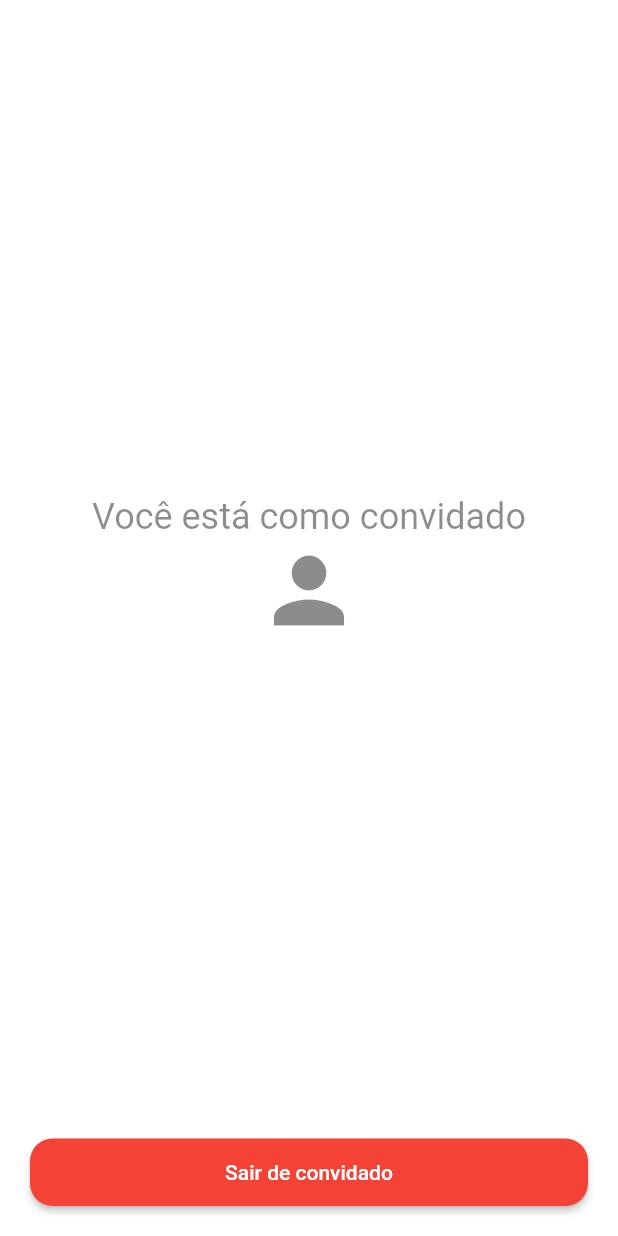
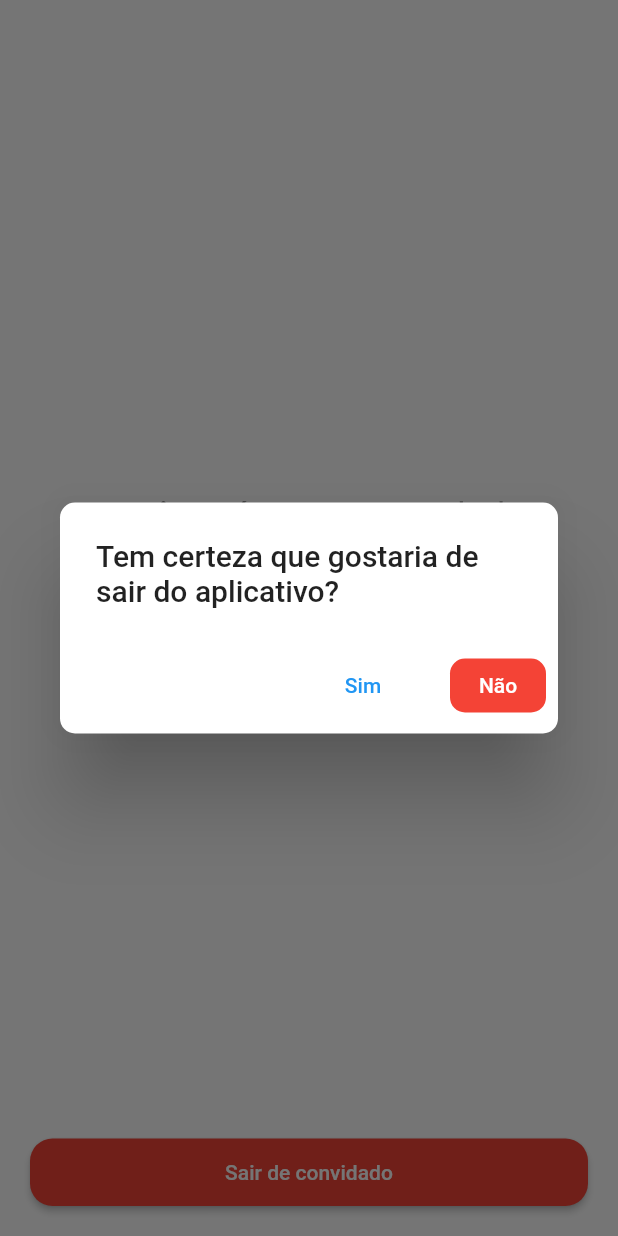
Before and after one commit to EduardoGomesSa/mytodolist, a Flutter app: the GuestPage widget shown alone on an empty page, opened directly, after a tap on "Sair de convidado", on a phone screen of 412 x 824 dp. Run offline on Flutter 3.47's test engine with Material 3 defaults, Android fonts, the phone set to English and light mode, and no system bars; our stand-ins replace dio, fl_chart, fluttertoast, get, internet_connection_checker_plus, shared_preferences and 1 more; accounts and stored records are empty.

Commit message:
feat: :sparkles: método de sair no modo convidado funcionando

```diff
--- a/lib/src/pages/profile/guest_page.dart
+++ b/lib/src/pages/profile/guest_page.dart
@@ -1,4 +1,7 @@
 import 'package:flutter/material.dart';
+import 'package:get/get.dart';
+import 'package:mytodolist/src/controllers/auth_controller.dart';
+import 'package:mytodolist/src/core/functions/logout_function.dart';
 
 class GuestPage extends StatelessWidget {
   const GuestPage({
@@ -12,6 +15,42 @@ class GuestPage extends StatelessWidget {
 
   @override
   Widget build(BuildContext context) {
+    final controller = Get.find<AuthController>();
+
+    logoutConfirmation() {
+      return showDialog(
+          context: context,
+          builder: (context) {
+            return AlertDialog(
+              shape: RoundedRectangleBorder(
+                  borderRadius: BorderRadius.circular(10)),
+              title:
+                  const Text("Tem certeza que gostaria de sair do aplicativo?"),
+              actions: [
+                TextButton(
+                  onPressed: () {
+                    Navigator.of(context).pop();
+                    controller.signOut();
+                  },
+                  child: const Text("Sim"),
+                ),
+                const SizedBox(width: 10),
+                TextButton(
+                  style: TextButton.styleFrom(
+                      backgroundColor: Colors.red,
+                      shape: RoundedRectangleBorder(
+                          borderRadius: BorderRadius.circular(10))),
+                  onPressed: () => Navigator.of(context).pop(),
+                  child: const Text(
+                    "Não",
+                    style: TextStyle(color: Colors.white),
+                  ),
+                ),
+              ],
+            );
+          });
+    }
+
     return isGuest
         ? Column(
             children: [
@@ -42,7 +81,9 @@ class GuestPage extends StatelessWidget {
                         shape: RoundedRectangleBorder(
                           borderRadius: BorderRadius.circular(15),
                         )),
-                    onPressed: () {},
+                    onPressed: () {
+                      logoutConfirmation();
+                    },
                     child: const Text("Sair de convidado"),
                   ),
                 ),
```
Also changed, not shown: lib/src/core/functions/logout_function.dart (added, +41 -0 lines).
